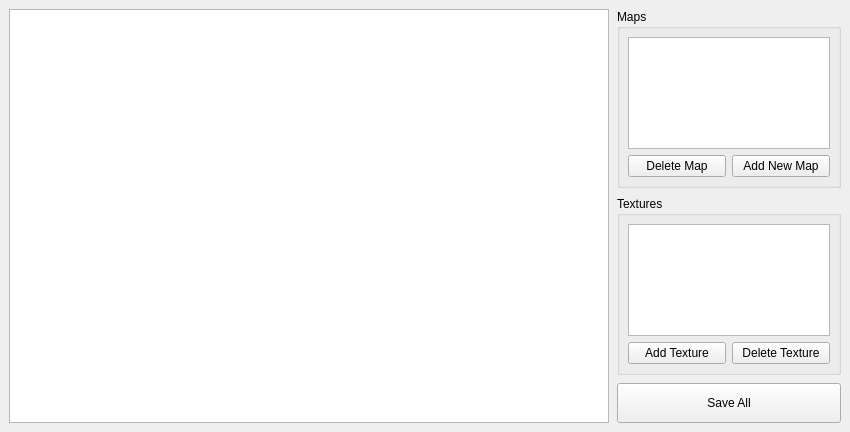
The window that editor/src/Editors/MapEditor.ui (povidllo/Tower-Defence) describes before a commit, drawn with Qt 5.
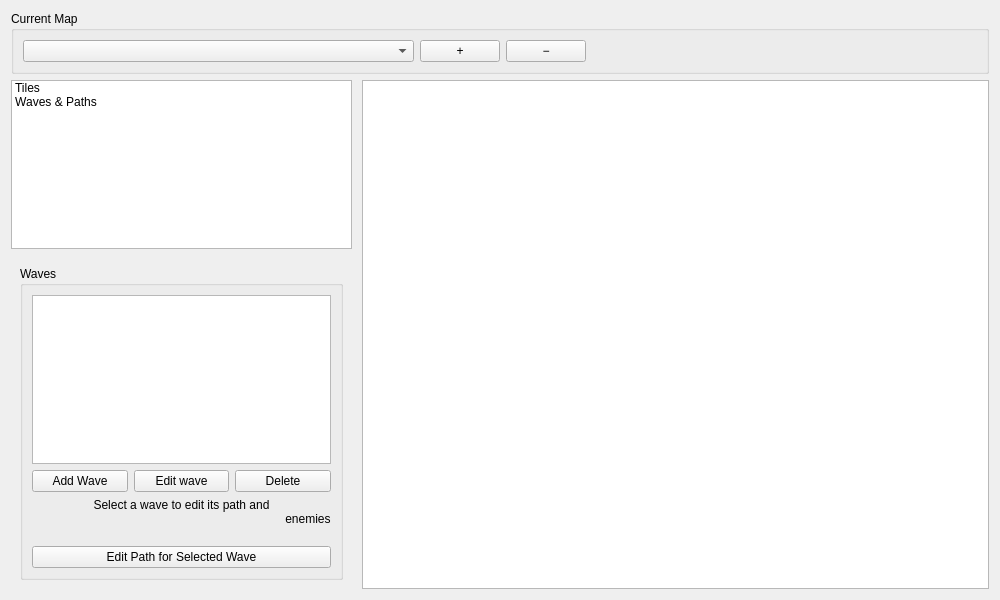
The same window after the commit. Icons and pictures are not drawn.

```diff
--- a/editor/src/Editors/MapEditor.ui
+++ b/editor/src/Editors/MapEditor.ui
@@ -6,141 +6,287 @@
    <rect>
     <x>0</x>
     <y>0</y>
-    <width>850</width>
-    <height>432</height>
+    <width>1000</width>
+    <height>600</height>
    </rect>
   </property>
   <property name="minimumSize">
    <size>
-    <width>0</width>
-    <height>0</height>
+    <width>1000</width>
+    <height>600</height>
    </size>
   </property>
   <property name="windowTitle">
    <string>Map Editor</string>
   </property>
-  <layout class="QHBoxLayout" name="mainLayout">
-   <property name="spacing">
-    <number>8</number>
-   </property>
-   <property name="margin" stdset="0">
-    <number>9</number>
-   </property>
+  <layout class="QVBoxLayout" name="verticalLayout">
    <item>
-    <widget class="QGraphicsView" name="mapView">
-     <property name="sizePolicy">
-      <sizepolicy hsizetype="Expanding" vsizetype="Expanding">
-       <horstretch>1</horstretch>
-       <verstretch>1</verstretch>
-      </sizepolicy>
+    <widget class="QGroupBox" name="mapSelectorGroup">
+     <property name="title">
+      <string>Current Map</string>
      </property>
-     <property name="minimumSize">
-      <size>
-       <width>600</width>
-       <height>300</height>
-      </size>
-     </property>
+     <layout class="QHBoxLayout">
+      <item>
+       <widget class="QComboBox" name="mapComboBox">
+        <property name="sizePolicy">
+         <sizepolicy hsizetype="Expanding" vsizetype="Fixed">
+          <horstretch>0</horstretch>
+          <verstretch>0</verstretch>
+         </sizepolicy>
+        </property>
+        <property name="minimumSize">
+         <size>
+          <width>0</width>
+          <height>0</height>
+         </size>
+        </property>
+       </widget>
+      </item>
+      <item>
+       <widget class="QPushButton" name="addMapButton">
+        <property name="text">
+         <string>+</string>
+        </property>
+       </widget>
+      </item>
+      <item>
+       <widget class="QPushButton" name="deleteMapButton">
+        <property name="text">
+         <string>−</string>
+        </property>
+       </widget>
+      </item>
+      <item>
+       <spacer name="horizontalSpacer">
+        <property name="orientation">
+         <enum>Qt::Orientation::Horizontal</enum>
+        </property>
+        <property name="sizeHint" stdset="0">
+         <size>
+          <width>40</width>
+          <height>20</height>
+         </size>
+        </property>
+       </spacer>
+      </item>
+     </layout>
     </widget>
    </item>
    <item>
-    <layout class="QVBoxLayout" name="sidePanelLayout">
+    <layout class="QHBoxLayout" name="mainHorizontalLayout">
      <property name="spacing">
-      <number>8</number>
+      <number>10</number>
      </property>
-     <property name="margin" stdset="0">
-      <number>0</number>
-     </property>
      <item>
-      <widget class="QGroupBox" name="mapListGroup">
-       <property name="title">
-        <string>Maps</string>
+      <widget class="QWidget" name="leftPanel" native="true">
+       <property name="sizePolicy">
+        <sizepolicy hsizetype="Fixed" vsizetype="Preferred">
+         <horstretch>0</horstretch>
+         <verstretch>0</verstretch>
+        </sizepolicy>
        </property>
-       <layout class="QVBoxLayout" name="mapListLayout">
-        <property name="margin" stdset="0">
+       <property name="minimumSize">
+        <size>
+         <width>100</width>
+         <height>0</height>
+        </size>
+       </property>
+       <layout class="QVBoxLayout" name="leftPanelLayout">
+        <property name="spacing">
          <number>8</number>
         </property>
+        <property name="margin" stdset="0">
+         <number>0</number>
+        </property>
         <item>
-         <widget class="QListWidget" name="mapList"/>
-        </item>
-        <item>
-         <layout class="QHBoxLayout" name="horizontalLayout">
+         <widget class="QListWidget" name="modeList">
+          <property name="iconSize">
+           <size>
+            <width>64</width>
+            <height>64</height>
+           </size>
+          </property>
+          <property name="flow">
+           <enum>QListView::Flow::TopToBottom</enum>
+          </property>
+          <property name="viewMode">
+           <enum>QListView::ViewMode::IconMode</enum>
+          </property>
           <item>
-           <widget class="QPushButton" name="deleteMapButoon">
-            <property name="text">
-             <string>Delete Map</string>
-            </property>
-           </widget>
+           <property name="text">
+            <string>Tiles</string>
+           </property>
+           <property name="icon">
+            <iconset>
+             <normaloff>
+                                                    :/icons/tiles.png</normaloff>
+                                                    :/icons/tiles.png</iconset>
+           </property>
           </item>
           <item>
-           <widget class="QPushButton" name="addMapButton">
-            <property name="text">
-             <string>Add New Map</string>
-            </property>
-           </widget>
+           <property name="text">
+            <string>Waves &amp; Paths</string>
+           </property>
+           <property name="icon">
+            <iconset>
+             <normaloff>
+                                                    :/icons/wave.png</normaloff>
+                                                    :/icons/wave.png</iconset>
+           </property>
           </item>
-         </layout>
+         </widget>
         </item>
-       </layout>
-      </widget>
-     </item>
-     <item>
-      <widget class="QGroupBox" name="textureGroup">
-       <property name="title">
-        <string>Textures</string>
-       </property>
-       <layout class="QVBoxLayout" name="textureListLayout">
-        <property name="margin" stdset="0">
-         <number>8</number>
-        </property>
         <item>
-         <widget class="QListWidget" name="textureList"/>
+         <widget class="QStackedWidget" name="editorStack">
+          <property name="currentIndex">
+           <number>1</number>
+          </property>
+          <widget class="QWidget" name="tilesEditorPage">
+           <layout class="QVBoxLayout">
+            <item>
+             <widget class="QGroupBox" name="texturesGroup">
+              <property name="title">
+               <string>Textures</string>
+              </property>
+              <layout class="QVBoxLayout">
+               <item>
+                <widget class="QListWidget" name="textureList">
+                 <property name="iconSize">
+                  <size>
+                   <width>48</width>
+                   <height>48</height>
+                  </size>
+                 </property>
+                 <property name="flow">
+                  <enum>QListView::Flow::LeftToRight</enum>
+                 </property>
+                 <property name="resizeMode">
+                  <enum>QListView::ResizeMode::Adjust</enum>
+                 </property>
+                 <property name="viewMode">
+                  <enum>QListView::ViewMode::IconMode</enum>
+                 </property>
+                 <property name="wrapping" stdset="0">
+                  <bool>true</bool>
+                 </property>
+                </widget>
+               </item>
+               <item>
+                <layout class="QHBoxLayout">
+                 <item>
+                  <widget class="QPushButton" name="addTextureButton">
+                   <property name="text">
+                    <string>Add</string>
+                   </property>
+                  </widget>
+                 </item>
+                 <item>
+                  <widget class="QPushButton" name="deleteTextureButton">
+                   <property name="text">
+                    <string>Delete</string>
+                   </property>
+                  </widget>
+                 </item>
+                </layout>
+               </item>
+              </layout>
+             </widget>
+            </item>
+           </layout>
+          </widget>
+          <widget class="QWidget" name="wavesEditorPage">
+           <layout class="QVBoxLayout">
+            <item>
+             <widget class="QGroupBox" name="wavesGroup">
+              <property name="title">
+               <string>Waves</string>
+              </property>
+              <layout class="QVBoxLayout">
+               <item>
+                <widget class="QListWidget" name="wavesList"/>
+               </item>
+               <item>
+                <layout class="QHBoxLayout">
+                 <item>
+                  <widget class="QPushButton" name="addWaveButton">
+                   <property name="text">
+                    <string>Add Wave</string>
+                   </property>
+                  </widget>
+                 </item>
+                 <item>
+                  <widget class="QPushButton" name="editWaveButton">
+                   <property name="text">
+                    <string>Edit wave</string>
+                   </property>
+                  </widget>
+                 </item>
+                 <item>
+                  <widget class="QPushButton" name="deleteWaveButton">
+                   <property name="text">
+                    <string>Delete</string>
+                   </property>
+                  </widget>
+                 </item>
+                </layout>
+               </item>
+               <item>
+                <widget class="QLabel" name="waveInfoLabel">
+                 <property name="text">
+                  <string>Select a wave to edit its path and
+                                                                            enemies
+                                                                        </string>
+                 </property>
+                 <property name="alignment">
+                  <set>Qt::AlignmentFlag::AlignCenter</set>
+                 </property>
+                </widget>
+               </item>
+               <item>
+                <widget class="QPushButton" name="editCurrentWavePathButton">
+                 <property name="text">
+                  <string>Edit Path for Selected Wave</string>
+                 </property>
+                </widget>
+               </item>
+              </layout>
+             </widget>
+            </item>
+           </layout>
+          </widget>
+         </widget>
         </item>
         <item>
-         <layout class="QHBoxLayout" name="horizontalLayout_2">
-          <item>
-           <widget class="QPushButton" name="addTextureButton">
-            <property name="text">
-             <string>Add Texture</string>
-            </property>
-           </widget>
-          </item>
-          <item>
-           <widget class="QPushButton" name="deleteTextureButton">
-            <property name="text">
-             <string>Delete Texture</string>
-            </property>
-           </widget>
-          </item>
-         </layout>
+         <spacer name="verticalSpacer">
+          <property name="orientation">
+           <enum>Qt::Orientation::Vertical</enum>
+          </property>
+          <property name="sizeHint" stdset="0">
+           <size>
+            <width>0</width>
+            <height>0</height>
+           </size>
+          </property>
+         </spacer>
         </item>
        </layout>
       </widget>
      </item>
      <item>
-      <widget class="QPushButton" name="saveButton">
+      <widget class="QGraphicsView" name="mapView">
+       <property name="sizePolicy">
+        <sizepolicy hsizetype="Expanding" vsizetype="Expanding">
+         <horstretch>0</horstretch>
+         <verstretch>0</verstretch>
+        </sizepolicy>
+       </property>
        <property name="minimumSize">
         <size>
-         <width>0</width>
-         <height>40</height>
-        </size>
-       </property>
-       <property name="text">
-        <string>Save All</string>
-       </property>
-      </widget>
-     </item>
-     <item>
-      <spacer name="verticalSpacer">
-       <property name="orientation">
-        <enum>Qt::Orientation::Vertical</enum>
-       </property>
-       <property name="sizeHint" stdset="0">
-        <size>
-         <width>20</width>
+         <width>300</width>
          <height>0</height>
         </size>
        </property>
-      </spacer>
+      </widget>
      </item>
     </layout>
    </item>
```
Left out of the diff: 4 changed lines with no effect on the pictures.
